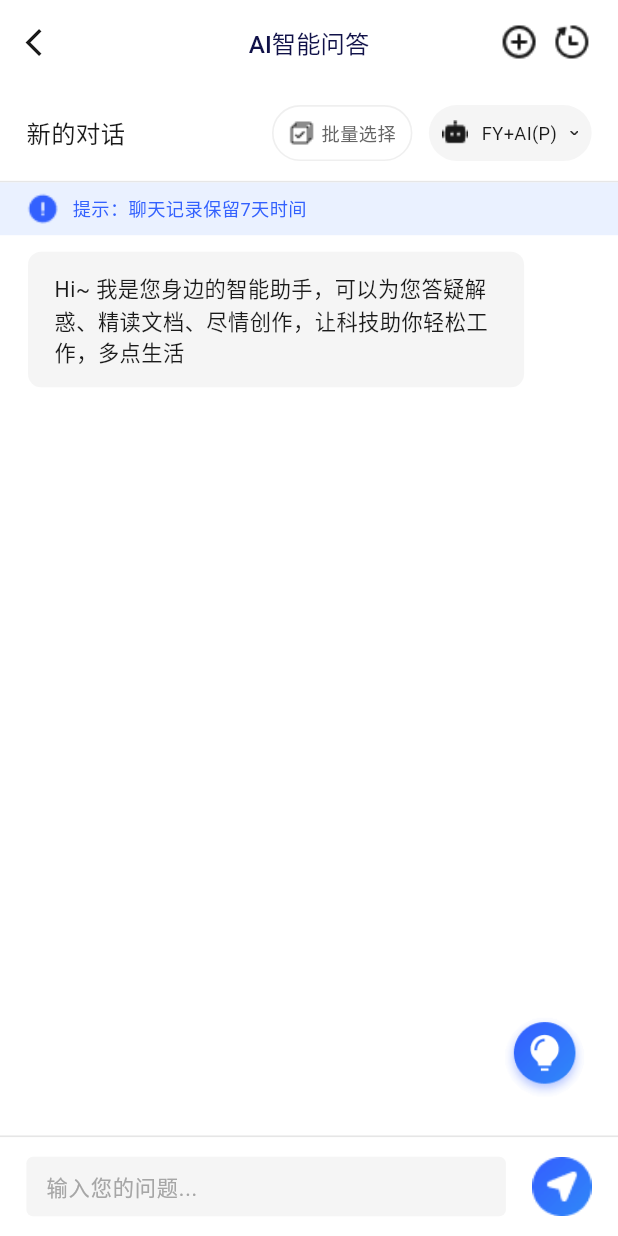
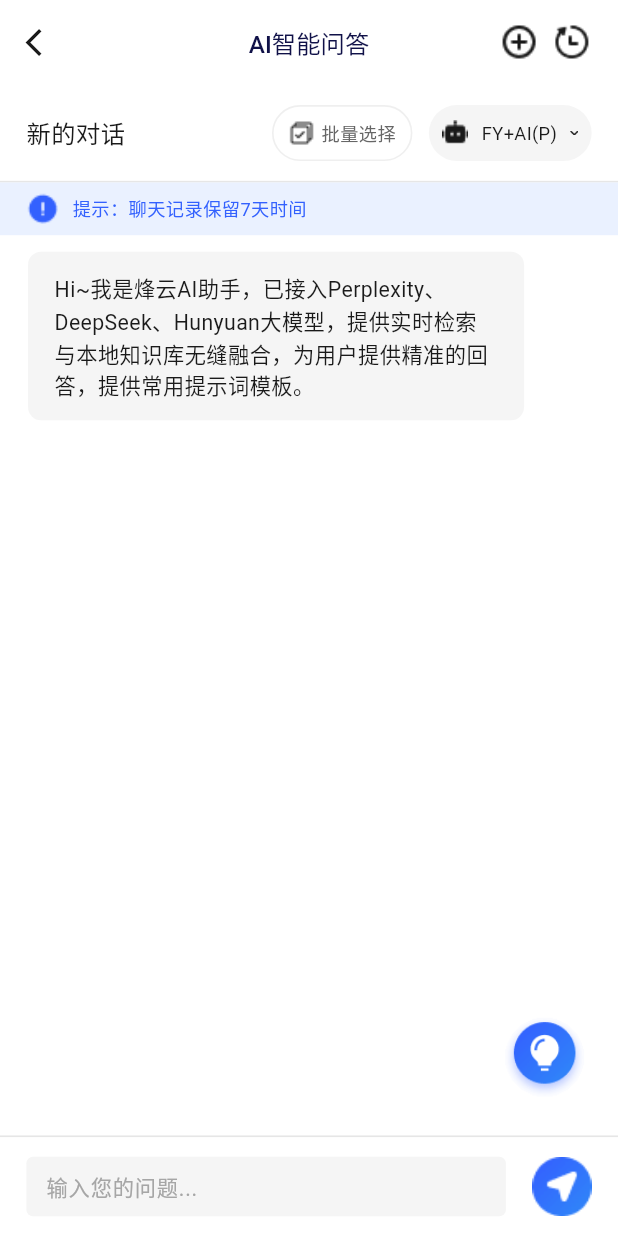
Before and after one commit to shen0909/FY_app, a Flutter app: the AiQusPage screen opened by its route, on a phone screen of 412 x 824 dp. Run offline on Flutter 3.47's test engine with Material 3 defaults, Android fonts, the phone set to English and light mode, and no system bars; drawn by our look-alikes of flutter_markdown; our stand-ins replace badges, dio, fl_chart, flutter_local_notifications, flutter_screenutil, get and 8 more; missing offline and left inert: flutter_archive, local_auth_android, side_sheet, version; accounts and stored records are empty; generated files the repository leaves out were written again; network calls fail; Roboto replaces fonts that are missing (AlibabaPuHuiTi).

Commit message:
feature: ai问答欢迎语句修改

```diff
--- a/lib/pages/ai_qus/ai_qus_logic.dart
+++ b/lib/pages/ai_qus/ai_qus_logic.dart
@@ -1107,7 +1107,7 @@ class AiQusLogic extends GetxController {
     // 添加欢迎消息
     state.messages.add({
       'isUser': false,
-      'content': 'Hi~ 我是您身边的智能助手，可以为您答疑解惑、精读文档、尽情创作，让科技助你轻松工作，多点生活',
+      'content': 'Hi~我是烽云AI助手，已接入Perplexity、DeepSeek、Hunyuan大模型，提供实时检索与本地知识库无缝融合，为用户提供精准的回答，提供常用提示词模板。',
       'isSynced': true, // ✅ 标记欢迎消息为已同步（系统消息不需要同步到服务端）
     });
 
@@ -1251,7 +1251,7 @@ class AiQusLogic extends GetxController {
         if (messages.isEmpty) {
           messages.add({
             'isUser': false,
-            'content': 'Hi~ 我是您身边的智能助手，可以为您答疑解惑、精读文档、尽情创作，让科技助你轻松工作，多点生活',
+            'content': 'Hi~我是烽云AI助手，已接入Perplexity、DeepSeek、Hunyuan大模型，提供实时检索与本地知识库无缝融合，为用户提供精准的回答，提供常用提示词模板。',
             'isSynced': true, // ✅ 欢迎消息也标记为已同步（系统消息）
           });
         }
--- a/lib/pages/ai_qus/ai_qus_state.dart
+++ b/lib/pages/ai_qus/ai_qus_state.dart
@@ -135,7 +135,7 @@ class AiQusState {
     // 添加示例消息
     messages.add({
       'isUser': false,
-      'content': 'Hi~ 我是您身边的智能助手，可以为您答疑解惑、精读文档、尽情创作，让科技助你轻松工作，多点生活',
+      'content': 'Hi~我是烽云AI助手，已接入Perplexity、DeepSeek、Hunyuan大模型，提供实时检索与本地知识库无缝融合，为用户提供精准的回答，提供常用提示词模板。',
     });
 
     // 添加示例聊天历史
```
